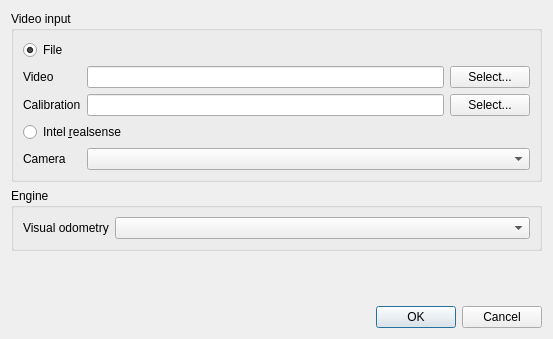
The window that src/ui/ConfigDialog.ui (vmartinlac/enguerrand) describes before a commit, drawn with Qt 5.
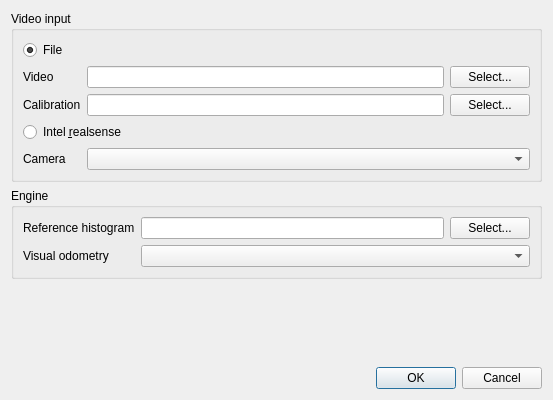
The same window after the commit.

Commit message: Set histogram from config dialog instead of standard path.

Patch:
```diff
--- a/src/ui/ConfigDialog.ui
+++ b/src/ui/ConfigDialog.ui
@@ -7,7 +7,7 @@
     <x>0</x>
     <y>0</y>
     <width>553</width>
-    <height>339</height>
+    <height>400</height>
    </rect>
   </property>
   <property name="sizePolicy">
@@ -105,15 +105,25 @@
      <property name="title">
       <string>Engine</string>
      </property>
-     <layout class="QFormLayout" name="formLayout">
-      <item row="0" column="0">
+     <layout class="QGridLayout" name="gridLayout_2">
+      <item row="1" column="1">
+       <widget class="QLineEdit" name="histogram_path"/>
+      </item>
+      <item row="2" column="0">
        <widget class="QLabel" name="visualOdometryLabel">
         <property name="text">
          <string>Visual odometry</string>
         </property>
        </widget>
       </item>
-      <item row="0" column="1">
+      <item row="1" column="2">
+       <widget class="QPushButton" name="histogram_select">
+        <property name="text">
+         <string>Select...</string>
+        </property>
+       </widget>
+      </item>
+      <item row="2" column="1" colspan="2">
        <widget class="QComboBox" name="visual_odometry_code">
         <property name="sizePolicy">
          <sizepolicy hsizetype="Expanding" vsizetype="Fixed">
@@ -123,6 +133,13 @@
         </property>
        </widget>
       </item>
+      <item row="1" column="0">
+       <widget class="QLabel" name="label">
+        <property name="text">
+         <string>Reference histogram</string>
+        </property>
+       </widget>
+      </item>
      </layout>
     </widget>
    </item>
```
The commit also changes 2 other files.
